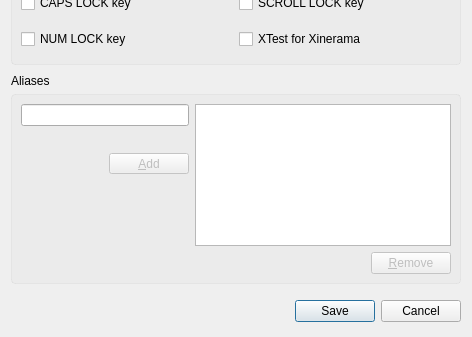
First picture: the form in src/gui/src/ScreenSettingsDialogBase.ui, repository deskflow/deskflow, before the edit; both pictures show x 0 to 472 and y 385 to 722 of the 472 by 722 pixel window.
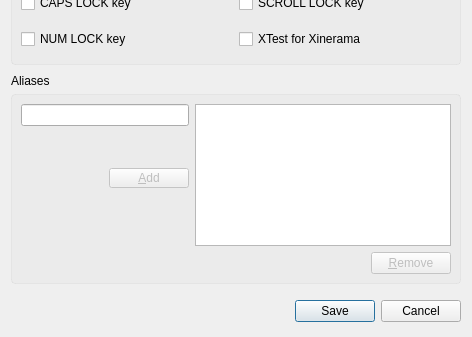
Second picture: the form after the edit.

Commit message: SYNERGY-936 Fix validation issue on screen settings window

Diff of the .ui file:
```diff
--- a/src/gui/src/ScreenSettingsDialogBase.ui
+++ b/src/gui/src/ScreenSettingsDialogBase.ui
@@ -13,7 +13,7 @@
   <property name="sizePolicy">
    <sizepolicy hsizetype="Preferred" vsizetype="Expanding">
     <horstretch>0</horstretch>
-    <verstretch>0</verstretch>
+    <verstretch>1</verstretch>
    </sizepolicy>
   </property>
   <property name="minimumSize">
@@ -779,7 +779,7 @@
      <property name="frameShadow">
       <enum>QFrame::Raised</enum>
      </property>
-     <layout class="QGridLayout" name="gridLayout_6" rowminimumheight="0,1,0,0,0,0">
+     <layout class="QGridLayout" name="gridLayout_6" rowstretch="0,0,1,0,0" rowminimumheight="0,1,0,0,0">
       <property name="sizeConstraint">
        <enum>QLayout::SetDefaultConstraint</enum>
       </property>
@@ -885,7 +885,7 @@
         <property name="minimumSize">
          <size>
           <width>0</width>
-          <height>0</height>
+          <height>30</height>
          </size>
         </property>
         <property name="maximumSize">
@@ -936,7 +936,7 @@
         </property>
        </widget>
       </item>
-      <item row="3" column="0" rowspan="2" colspan="2">
+      <item row="4" column="0" colspan="2">
        <spacer name="verticalSpacer">
         <property name="orientation">
          <enum>Qt::Vertical</enum>
@@ -944,7 +944,7 @@
         <property name="sizeHint" stdset="0">
          <size>
           <width>20</width>
-          <height>40</height>
+          <height>0</height>
          </size>
         </property>
        </spacer>
```
